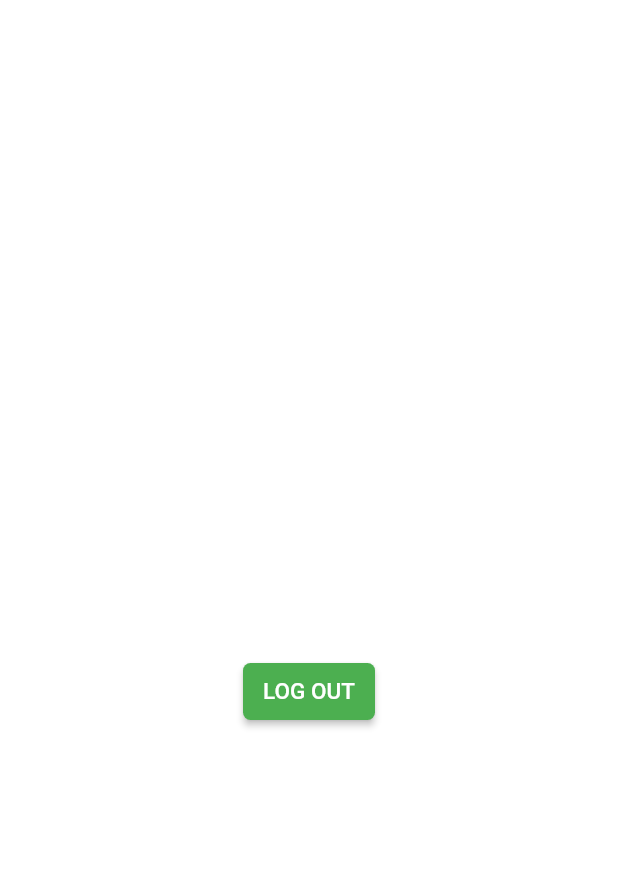
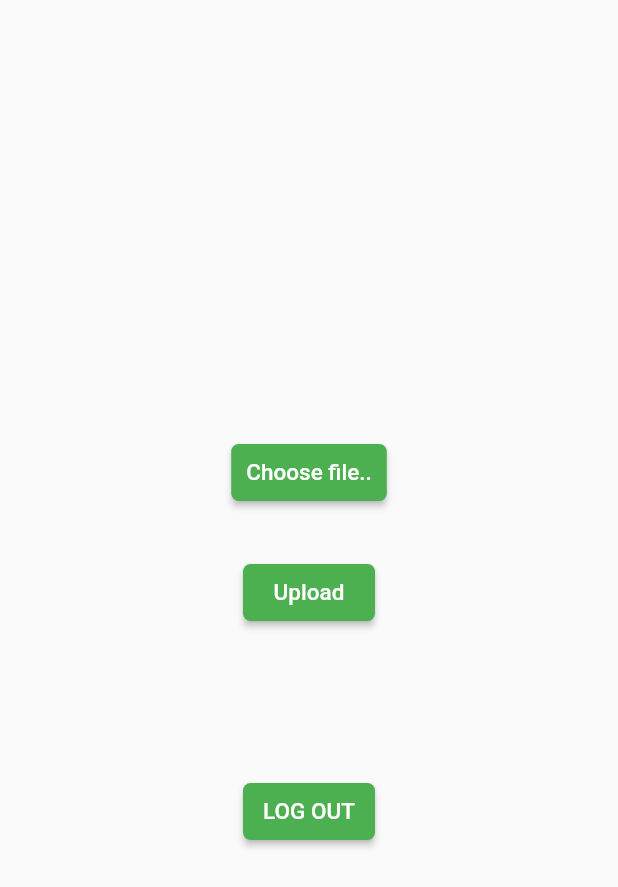
Before and after one commit to tunguyen261/SWD_mobile, a Flutter app: the screen it shows once a user with an empty profile is signed in, on a phone screen of 412 x 824 dp. Shown: the top 887 px of the screen. Run offline on Flutter 3.47's test engine with Material 2 defaults, Android fonts, the phone set to English and light mode, and no system bars; our stand-ins replace file_picker, firebase_auth, firebase_core, firebase_storage, google_sign_in; accounts and stored records are empty.

Commit message:
upload file to firebase

```diff
--- a/lib/pages/home_page.dart
+++ b/lib/pages/home_page.dart
@@ -1,7 +1,10 @@
+import 'dart:io';
+
+import 'package:file_picker/file_picker.dart';
 import 'package:firebase_auth/firebase_auth.dart';
-import 'package:flutter/cupertino.dart';
 import 'package:flutter/material.dart';
 import 'package:garden_app/auth_service.dart';
+import 'package:firebase_storage/firebase_storage.dart';
 
 class HomePage extends StatefulWidget {
   @override
@@ -10,20 +13,77 @@ class HomePage extends StatefulWidget {
 
 class _HomePageState extends State<HomePage> {
   //String? user = FirebaseAuth.instance.currentUser!.email ?? FirebaseAuth.instance.currentUser!.displayName;
+  PlatformFile? pickedFile;
+  UploadTask? uploadTask;
+  Future selectFile() async {
+    final result = await FilePicker.platform.pickFiles();
+    if (result == null) return;
+    setState(() {
+      pickedFile = result.files.first;
+    });
+  }
+
+  Future uploadFile() async{
+    final path = 'filesMB/${pickedFile!.name}';
+    final file = File(pickedFile!.path!);
+    final ref = FirebaseStorage.instance.ref().child(path);
+    ref.putFile(file);
+    final snapshot = await uploadTask!.whenComplete(() {});
+    final urlDownload= await snapshot.ref.getDownloadURL();
+    print('Download Link: $urlDownload');
+  }
+
   @override
   Widget build(BuildContext context) {
     return Scaffold(
-      body: Container(
-        color: Colors.white,
-        width: MediaQuery.of(context).size.width,
+      body: Center(
         child: Column(
           mainAxisAlignment: MainAxisAlignment.center,
-          children: <Widget>[
+          children: [
+            if (pickedFile != null)
+              Expanded(
+                child: Container(
+                  color: Colors.blue[100],
+                  child: Image.file(
+                    File(pickedFile!.path!),
+                    width: double.infinity,
+                    fit: BoxFit.cover,
+                  ),
 
+                ),
+              ),
+            const SizedBox(height: 32,),
+
+            MaterialButton(
+              padding: const EdgeInsets.all(10),
+              color: Colors.green,
+              shape: RoundedRectangleBorder(
+                  borderRadius: BorderRadius.circular(5)),
+              onPressed: selectFile,
+              child: const Text(
+                'Choose file..',
+                style: TextStyle(color: Colors.white, fontSize: 15),
+              ),
+            ),
+            const SizedBox(height: 32,),
+
+            MaterialButton(
+              padding: const EdgeInsets.all(10),
+              color: Colors.green,
+              shape: RoundedRectangleBorder(
+                  borderRadius: BorderRadius.circular(5)),
+              onPressed: uploadFile,
+              child: const Text(
+                'Upload',
+                style: TextStyle(color: Colors.white, fontSize: 15),
+              ),
+            ),
             Text(
               FirebaseAuth.instance.currentUser!.displayName!,
               style: const TextStyle(
-                  fontSize: 30, fontWeight: FontWeight.bold, color: Colors.black87),
+                  fontSize: 30,
+                  fontWeight: FontWeight.bold,
+                  color: Colors.black87),
             ),
             const SizedBox(
               height: 10,
@@ -31,7 +91,9 @@ class _HomePageState extends State<HomePage> {
             Text(
               FirebaseAuth.instance.currentUser!.email!,
               style: const TextStyle(
-                  fontSize: 20, fontWeight: FontWeight.bold, color: Colors.black87),
+                  fontSize: 20,
+                  fontWeight: FontWeight.bold,
+                  color: Colors.black87),
             ),
             const SizedBox(
               height: 30,
@@ -39,7 +101,8 @@ class _HomePageState extends State<HomePage> {
             MaterialButton(
               padding: const EdgeInsets.all(10),
               color: Colors.green,
-              shape: RoundedRectangleBorder(borderRadius: BorderRadius.circular(5)),
+              shape: RoundedRectangleBorder(
+                  borderRadius: BorderRadius.circular(5)),
               child: const Text(
                 'LOG OUT',
                 style: TextStyle(color: Colors.white, fontSize: 15),
@@ -52,5 +115,7 @@ class _HomePageState extends State<HomePage> {
         ),
       ),
     );
+
   }
+
 }
--- a/lib/pages/login_register_page.dart
+++ b/lib/pages/login_register_page.dart
@@ -36,7 +36,6 @@ class _LoginPageState extends State<LoginPage> {
 
                 )),
             TextButton(
-
                 onPressed: () {
                   AuthService().signInWithGoogle();
                 },
--- a/pubspec.yaml
+++ b/pubspec.yaml
@@ -38,8 +38,10 @@ dependencies:
   cupertino_icons: ^1.0.2
   firebase_core: ^2.4.1
   firebase_auth: ^4.2.5
+  file_picker: ^5.2.5
   provider: ^6.0.5
   google_sign_in: ^5.4.2
+  firebase_storage: ^11.0.11
 
 
 dev_dependencies:
```
Also changed, not shown: pubspec.lock, 2 other files.
